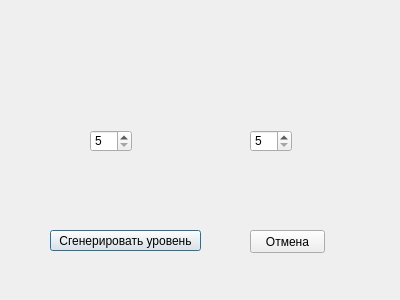
This is levelsetting.ui in moevm/gui-1h2017-08 as Qt 5 draws it before an edit. The edited form follows.
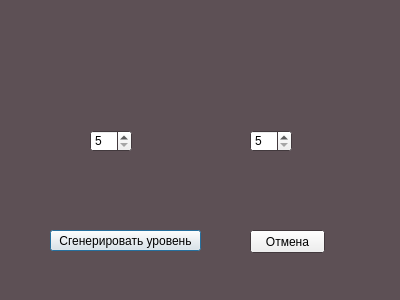
This is the edited form.

```diff
--- a/levelsetting.ui
+++ b/levelsetting.ui
@@ -2,6 +2,12 @@
 <ui version="4.0">
  <class>LevelSetting</class>
  <widget class="QDialog" name="LevelSetting">
+  <property name="windowModality">
+   <enum>Qt::ApplicationModal</enum>
+  </property>
+  <property name="enabled">
+   <bool>true</bool>
+  </property>
   <property name="geometry">
    <rect>
     <x>0</x>
@@ -10,6 +16,73 @@
     <height>300</height>
    </rect>
   </property>
+  <property name="palette">
+   <palette>
+    <active>
+     <colorrole role="Base">
+      <brush brushstyle="SolidPattern">
+       <color alpha="255">
+        <red>255</red>
+        <green>255</green>
+        <blue>255</blue>
+       </color>
+      </brush>
+     </colorrole>
+     <colorrole role="Window">
+      <brush brushstyle="SolidPattern">
+       <color alpha="255">
+        <red>93</red>
+        <green>80</green>
+        <blue>85</blue>
+       </color>
+      </brush>
+     </colorrole>
+    </active>
+    <inactive>
+     <colorrole role="Base">
+      <brush brushstyle="SolidPattern">
+       <color alpha="255">
+        <red>255</red>
+        <green>255</green>
+        <blue>255</blue>
+       </color>
+      </brush>
+     </colorrole>
+     <colorrole role="Window">
+      <brush brushstyle="SolidPattern">
+       <color alpha="255">
+        <red>93</red>
+        <green>80</green>
+        <blue>85</blue>
+       </color>
+      </brush>
+     </colorrole>
+    </inactive>
+    <disabled>
+     <colorrole role="Base">
+      <brush brushstyle="SolidPattern">
+       <color alpha="255">
+        <red>93</red>
+        <green>80</green>
+        <blue>85</blue>
+       </color>
+      </brush>
+     </colorrole>
+     <colorrole role="Window">
+      <brush brushstyle="SolidPattern">
+       <color alpha="255">
+        <red>93</red>
+        <green>80</green>
+        <blue>85</blue>
+       </color>
+      </brush>
+     </colorrole>
+    </disabled>
+   </palette>
+  </property>
+  <property name="focusPolicy">
+   <enum>Qt::StrongFocus</enum>
+  </property>
   <property name="windowTitle">
    <string>Dialog</string>
   </property>
```
Left out of the diff: 3 changed lines with no effect on the pictures.
